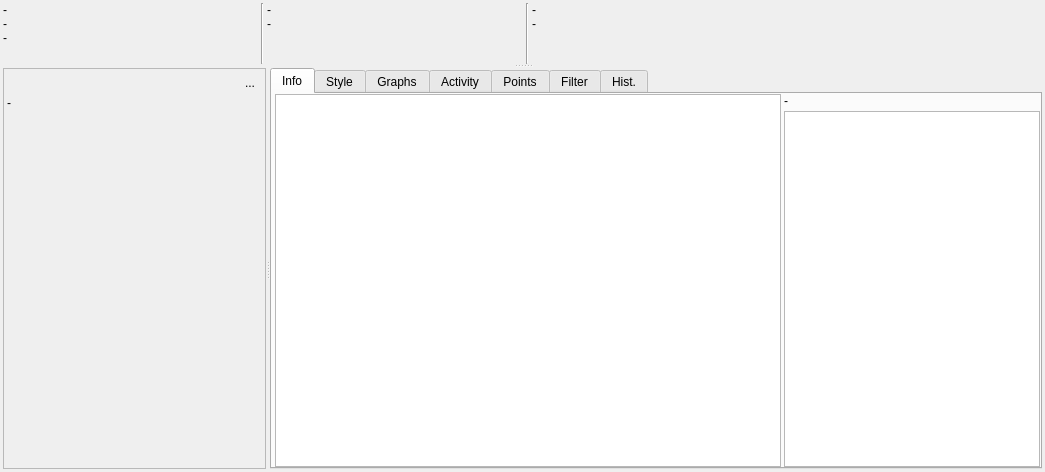
This is src/qmapshack/gis/trk/IDetailsTrk.ui in Maproom/qmapshack as Qt 5 draws it before an edit. The edited form follows.
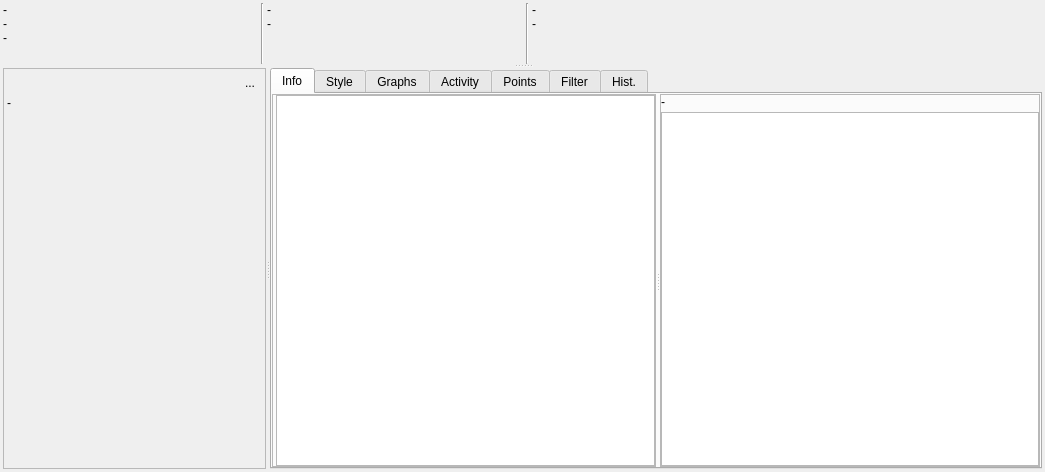
This is the edited form. Icons and pictures are not drawn. Custom widgets are drawn as their Qt base class.

Commit message: Finetune printing of screenshots and the track detail dialog

The edit to the form file:
```diff
--- a/src/qmapshack/gis/trk/IDetailsTrk.ui
+++ b/src/qmapshack/gis/trk/IDetailsTrk.ui
@@ -396,6 +396,34 @@
         <attribute name="title">
          <string>Info</string>
         </attribute>
+        <layout class="QHBoxLayout" name="horizontalLayout_8">
+         <property name="spacing">
+          <number>0</number>
+         </property>
+         <property name="leftMargin">
+          <number>0</number>
+         </property>
+         <property name="topMargin">
+          <number>0</number>
+         </property>
+         <property name="rightMargin">
+          <number>0</number>
+         </property>
+         <property name="bottomMargin">
+          <number>0</number>
+         </property>
+         <item>
+          <widget class="QSplitter" name="splitter3">
+           <property name="orientation">
+            <enum>Qt::Horizontal</enum>
+           </property>
+           <widget class="QFrame" name="frame">
+            <property name="frameShape">
+             <enum>QFrame::StyledPanel</enum>
+            </property>
+            <property name="frameShadow">
+             <enum>QFrame::Raised</enum>
+            </property>
         <layout class="QHBoxLayout" name="horizontalLayout_5">
          <property name="spacing">
           <number>3</number>
@@ -422,8 +450,31 @@
            </property>
           </widget>
          </item>
-         <item>
-          <layout class="QVBoxLayout" name="verticalLayout_11">
+            </layout>
+           </widget>
+           <widget class="QFrame" name="frame_2">
+            <property name="frameShape">
+             <enum>QFrame::StyledPanel</enum>
+            </property>
+            <property name="frameShadow">
+             <enum>QFrame::Raised</enum>
+            </property>
+            <layout class="QVBoxLayout" name="verticalLayout_9">
+             <property name="spacing">
+              <number>3</number>
+             </property>
+             <property name="leftMargin">
+              <number>0</number>
+             </property>
+             <property name="topMargin">
+              <number>0</number>
+             </property>
+             <property name="rightMargin">
+              <number>0</number>
+             </property>
+             <property name="bottomMargin">
+              <number>0</number>
+             </property>
            <item>
             <widget class="QLabel" name="labelHelpTrackPointInfo">
              <property name="text">
@@ -439,12 +490,6 @@
            </item>
            <item>
             <widget class="CTableTrkInfo" name="treeTrackPointInfo">
-             <property name="sizePolicy">
-              <sizepolicy hsizetype="Maximum" vsizetype="Expanding">
-               <horstretch>0</horstretch>
-               <verstretch>0</verstretch>
-              </sizepolicy>
-             </property>
              <property name="contextMenuPolicy">
               <enum>Qt::CustomContextMenu</enum>
              </property>
@@ -480,6 +525,8 @@
             </widget>
            </item>
           </layout>
+           </widget>
+          </widget>
          </item>
         </layout>
        </widget>
```
Left out of the diff: 2 changed lines with no effect on the pictures. Lines whose indentation alone changed are shown as unchanged. The commit also changes 4 other files.
